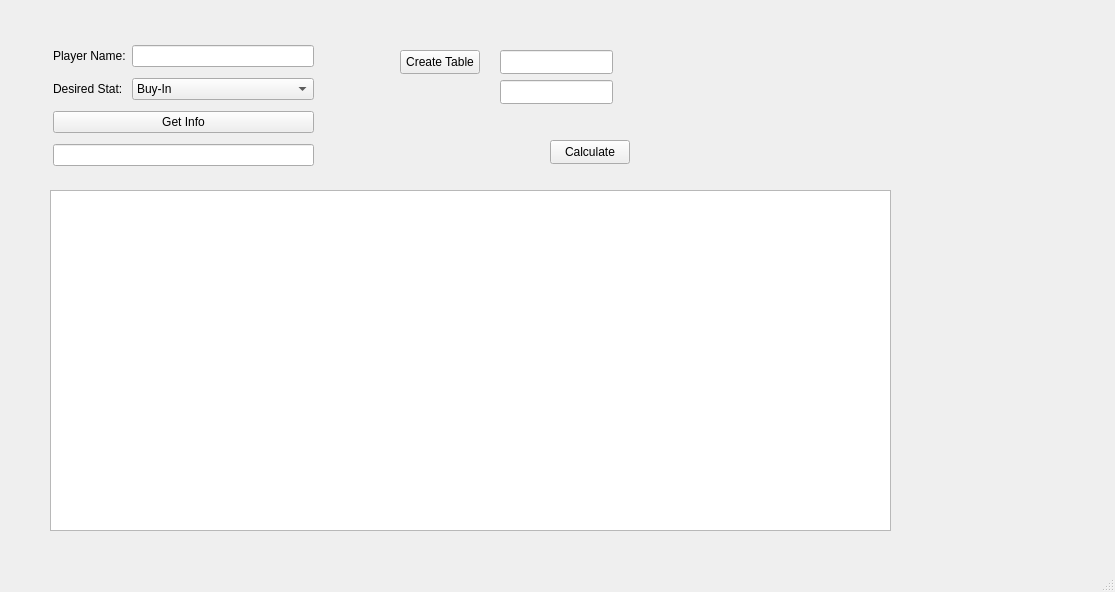
Before: the Qt Designer form mainwindow.ui in whackfather/PokerHub, drawn with Qt 5.
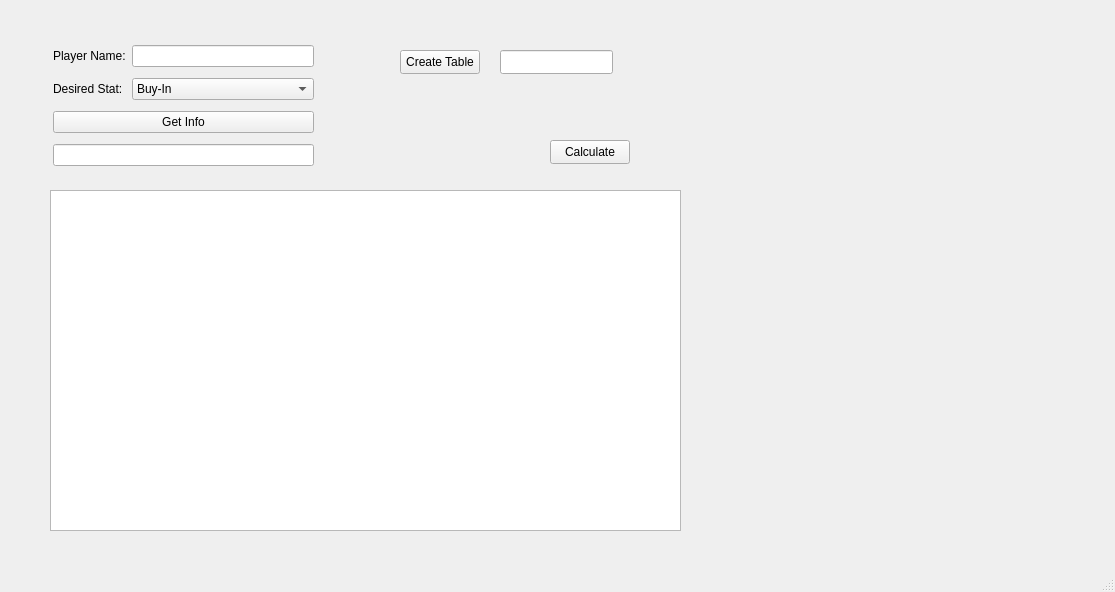
After: the same form once the commit is applied.

Commit message: added table for data entry

Patch:
```diff
--- a/mainwindow.ui
+++ b/mainwindow.ui
@@ -112,22 +112,12 @@
      </rect>
     </property>
    </widget>
-   <widget class="QLineEdit" name="colsOfTbl">
-    <property name="geometry">
-     <rect>
-      <x>500</x>
-      <y>80</y>
-      <width>113</width>
-      <height>24</height>
-     </rect>
-    </property>
-   </widget>
    <widget class="QTableWidget" name="tableWidget">
     <property name="geometry">
      <rect>
       <x>50</x>
       <y>190</y>
-      <width>841</width>
+      <width>631</width>
       <height>341</height>
      </rect>
     </property>
```
